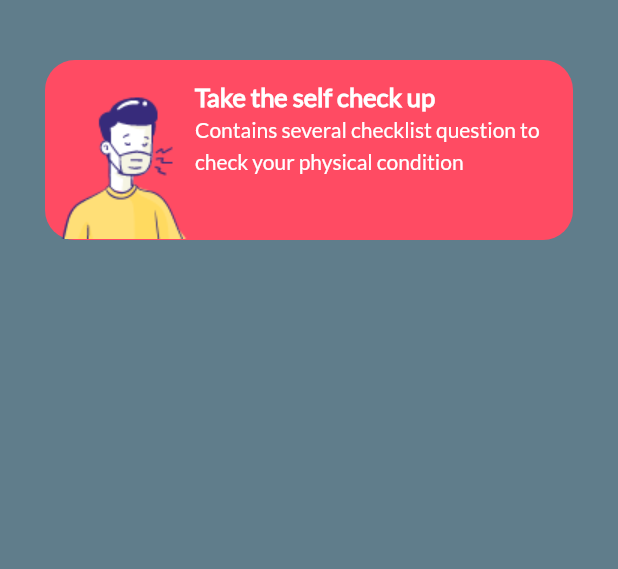
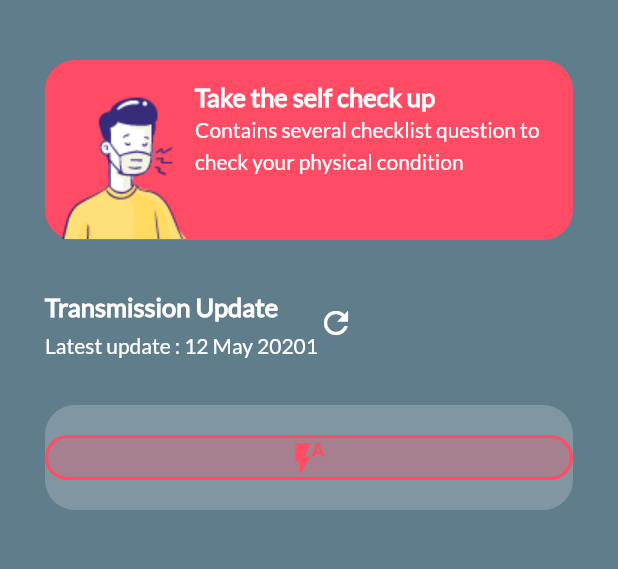
Before and after one commit to mouhsineelachbi/Covid19_Tracker_Mobile, a Flutter app: the screen it shows after launch, on a phone screen of 412 x 824 dp, the part 90-659 px from its top. Run offline on Flutter 3.47's test engine with Material 2 defaults, Android fonts, the phone set to English and light mode, and no system bars; our stand-ins replace flutter_svg, line_icons.

```diff
--- a/lib/pages/home.dart
+++ b/lib/pages/home.dart
@@ -1,6 +1,7 @@
 import 'package:flutter/material.dart';
 import 'package:flutter_svg/svg.dart';
 import 'package:covid19tracker/themes/constants.dart';
+import 'package:line_icons/line_icons.dart';
 
 class HomePage extends StatefulWidget {
   @override
@@ -60,6 +61,52 @@ class _HomePageState extends State<HomePage> {
             ],
           ),
         ),
+        SizedBox(height: 30,),
+        Row(
+          children: [
+            Column(
+              crossAxisAlignment: CrossAxisAlignment.start,
+              children: [
+                Text("Transmission Update", style: AppSubTitle),
+                SizedBox(height: 4,),
+                Text("Latest update : 12 May 20201", style: contentWhite,),
+              ],
+            ),
+            GestureDetector(
+              onTap: (){ // Todo : Refresh from the API
+                          },
+                child: Icon(Icons.refresh,
+                  color: textWhite,
+                ),
+            ),
+          ],
+        ),
+        SizedBox(height: 30,),
+        Row(
+          children: [
+            Expanded(
+              child: Container(
+                decoration: BoxDecoration(
+                  color: textWhite.withOpacity(0.2),
+                  borderRadius: BorderRadius.circular(20),
+                ),
+                child: Padding(
+                  padding: EdgeInsets.symmetric(vertical: 20),
+                  child: Container(
+                    width: 1,
+                    height: 30,
+                    decoration: BoxDecoration(
+                      color: primary.withOpacity(0.3),
+                      border: Border.all(color: primary, width:2),
+                      borderRadius: BorderRadius.circular(40/2),
+                    ),
+                    child: Icon(Icons.flash_auto, color: primary ,),
+                  ),
+                )
+              ),
+            ),
+          ],
+        ),
       ],
     ));
   }
--- a/pubspec.yaml
+++ b/pubspec.yaml
@@ -24,6 +24,7 @@ dependencies:
   flutter:
     sdk: flutter
   flutter_svg: ^0.22.0
+  line_icons: ^2.0.1
 
 
   # The following adds the Cupertino Icons font to your application.
```
Also changed, not shown: pubspec.lock, 1 other file.
